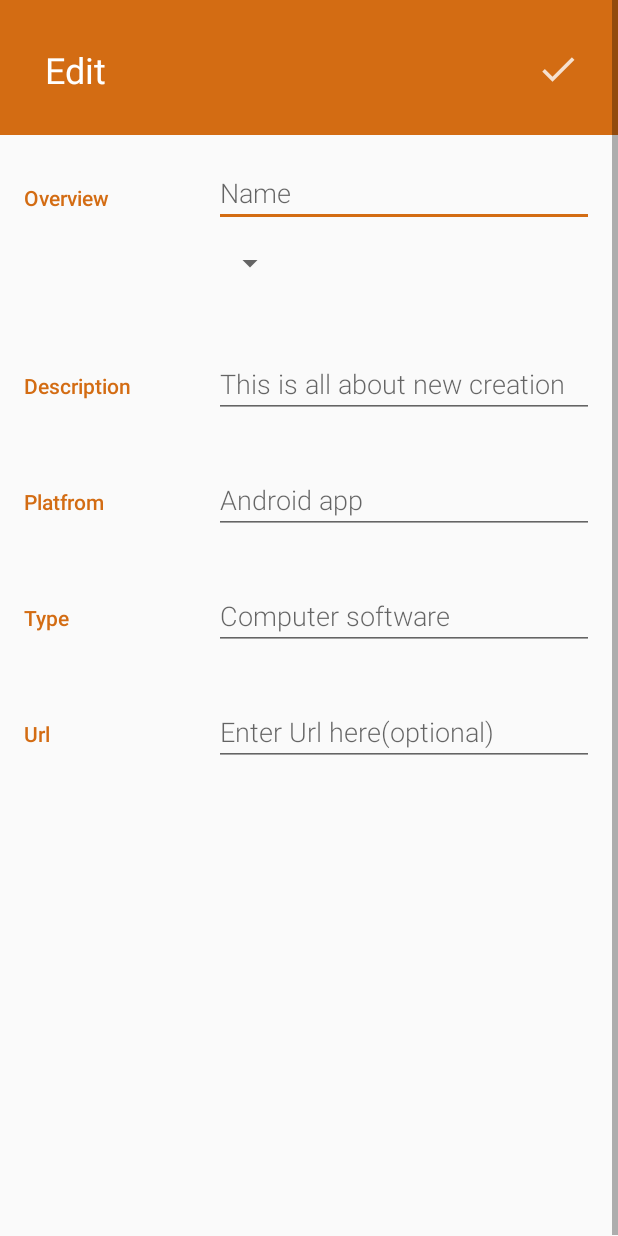
After one commit to Apurba000Biswas/The-Invention, an Android app: the EditorActivity screen opened directly, with no data from a screen before it, on a phone screen of 412 x 824 dp. The commit adds this screen. Run offline under Robolectric (Android 15) with nearby library versions, the phone set to English and light mode, and no system bars.

Commit message:
2.2 Added editor Acitvity

```diff
--- a/app/src/main/AndroidManifest.xml
+++ b/app/src/main/AndroidManifest.xml
@@ -26,7 +26,7 @@
         </activity>
 
         <activity
-            android:name=".SettingsActivity"
+            android:name=".EditorActivity"
             android:parentActivityName=".MainActivity">
             <meta-data
                 android:name="android.support.PARENT_ACTIVITY"
--- /dev/null
+++ b/app/src/main/java/com/example/apurba/theinvention/theinvention/EditorActivity.java
@@ -0,0 +1,18 @@
+package com.example.apurba.theinvention.theinvention;
+
+import android.os.Bundle;
+import android.support.annotation.Nullable;
+import android.support.v7.app.AppCompatActivity;
+
+/*
+ * Created by Apurba on 5/1/2018.
+ */
+
+public class EditorActivity extends AppCompatActivity {
+
+    @Override
+    protected void onCreate(@Nullable Bundle savedInstanceState) {
+        super.onCreate(savedInstanceState);
+        setContentView(R.layout.editor);
+    }
+}
--- a/app/src/main/java/com/example/apurba/theinvention/theinvention/InventoryDetailsActivity.java
+++ b/app/src/main/java/com/example/apurba/theinvention/theinvention/InventoryDetailsActivity.java
@@ -1,17 +1,21 @@
 package com.example.apurba.theinvention.theinvention;
 
+import android.content.ContentUris;
 import android.content.Intent;
 import android.database.Cursor;
 import android.net.Uri;
 import android.os.Bundle;
 import android.support.annotation.Nullable;
 import android.support.design.widget.CollapsingToolbarLayout;
+import android.support.design.widget.FloatingActionButton;
 import android.support.v4.app.LoaderManager;
 import android.support.v4.content.CursorLoader;
 import android.support.v4.content.Loader;
 import android.support.v7.app.AppCompatActivity;
 import android.support.v7.widget.Toolbar;
+import android.view.View;
 import android.widget.TextView;
+import android.widget.Toast;
 
 
 import com.example.apurba.theinvention.theinvention.data.InventoryContract.InventoryEntry;
@@ -36,12 +40,30 @@ public class InventoryDetailsActivity extends AppCompatActivity implements Loade
 
         mCollapsingToolBar = (CollapsingToolbarLayout) findViewById(R.id.collapse_toolbar);
 
+
+
+        setUpEditInvention();
+
         Intent intent = getIntent();
         selectedInventoryUri = intent.getData();
 
         if (selectedInventoryUri != null ){
             getSupportLoaderManager().initLoader(EXISTING_INVENTORY_LOADER, null, this);
         }
+    }
+
+    private void setUpEditInvention(){
+        FloatingActionButton editButton = findViewById(R.id.edit_invention);
+        editButton.setOnClickListener(new View.OnClickListener() {
+            @Override
+            public void onClick(View view) {
+                Toast.makeText(InventoryDetailsActivity.this, "edit clciked", Toast.LENGTH_SHORT).show();
+                Intent editorInent = new Intent(InventoryDetailsActivity.this, EditorActivity.class);
+                //Uri uri = ContentUris.withAppendedId(InventoryEntry.CONTENT_URI, id);
+                //detailsInent.setData(uri);
+                startActivity(editorInent);
+            }
+        });
     }
 
     @Override
--- a/app/src/main/res/layout/activity_main.xml
+++ b/app/src/main/res/layout/activity_main.xml
@@ -1,9 +1,9 @@
 <?xml version="1.0" encoding="utf-8"?>
-<RelativeLayout
-    xmlns:android="http://schemas.android.com/apk/res/android"
+<RelativeLayout xmlns:android="http://schemas.android.com/apk/res/android"
     xmlns:tools="http://schemas.android.com/tools"
     android:layout_width="match_parent"
     android:layout_height="match_parent"
+    xmlns:app="http://schemas.android.com/apk/res-auto"
     tools:context="com.example.apurba.theinvention.theinvention.MainActivity">
 
     <RelativeLayout
@@ -17,9 +17,7 @@
             android:layout_marginLeft="30dp"
             android:layout_width="wrap_content"
             android:layout_height="wrap_content"
-
             android:textSize="24sp"
-            android:textStyle="bold"
             android:textColor="#FFFFFF"
             android:text="The Invention"/>
 
@@ -30,7 +28,7 @@
             android:layout_width="wrap_content"
             android:layout_height="wrap_content"
             android:layout_marginTop="35dp"
-            android:src="@drawable/add_sample_data"/>
+            android:src="@drawable/fab_button"/>
 
         <ImageView
             android:id="@+id/remove_all"
@@ -41,7 +39,9 @@
             android:layout_height="wrap_content"
             android:src="@drawable/remove_all"/>
 
+
     </RelativeLayout>
+
 
     <ListView
         android:layout_below="@id/header"
--- /dev/null
+++ b/app/src/main/res/layout/editor.xml
@@ -0,0 +1,150 @@
+<?xml version="1.0" encoding="utf-8"?>
+
+<ScrollView xmlns:android="http://schemas.android.com/apk/res/android"
+    android:layout_width="match_parent"
+    android:layout_height="match_parent">
+
+    <LinearLayout xmlns:android="http://schemas.android.com/apk/res/android"
+        android:layout_width="match_parent"
+        android:layout_height="match_parent"
+        android:orientation="vertical">
+
+        <RelativeLayout
+            android:layout_width="match_parent"
+            android:layout_height="90dp"
+            android:background="@color/colorPrimary">
+
+            <TextView
+                android:id="@+id/editor_header"
+                android:layout_width="wrap_content"
+                android:layout_height="wrap_content"
+                android:layout_marginLeft="30dp"
+                android:layout_marginTop="30dp"
+                android:text="Edit"
+                android:textColor="#FFFFFF"
+                android:textSize="24sp" />
+
+            <ImageView
+                android:id="@+id/save_button"
+                android:layout_width="wrap_content"
+                android:layout_height="wrap_content"
+                android:layout_alignParentRight="true"
+                android:layout_marginRight="24dp"
+                android:layout_marginTop="30dp"
+                android:src="@drawable/save_button" />
+        </RelativeLayout>
+
+        <LinearLayout
+            android:layout_width="match_parent"
+            android:layout_height="wrap_content"
+            android:layout_margin="16dp"
+            android:orientation="horizontal">
+
+            <TextView
+                style="@style/CategoryStyle"
+                android:text="Overview" />
+
+            <LinearLayout
+                android:layout_width="0dp"
+                android:layout_height="wrap_content"
+                android:layout_weight="2"
+                android:orientation="vertical">
+
+                <EditText
+                    android:id="@+id/edit_invention_name"
+                    style="@style/EditorFieldStyle"
+                    android:hint="Name"
+                    android:inputType="textCapWords" />
+
+                <Spinner
+                    android:id="@+id/status_spinner"
+                    android:layout_width="wrap_content"
+                    android:layout_height="48dp"
+                    android:paddingRight="16dp"
+                    android:spinnerMode="dropdown">
+                </Spinner>
+            </LinearLayout>
+        </LinearLayout>
+
+        <LinearLayout
+            android:layout_width="match_parent"
+            android:layout_height="wrap_content"
+            android:layout_margin="16dp"
+            android:orientation="horizontal">
+
+            <TextView
+                style="@style/CategoryStyle"
+                android:text="Description" />
+
+            <EditText
+                android:id="@+id/edit_description"
+                style="@style/EditorFieldStyle"
+                android:layout_width="0dp"
+                android:layout_weight="2"
+                android:hint="This is all about new creation" />
+        </LinearLayout>
+
+        <LinearLayout
+            android:layout_width="match_parent"
+            android:layout_height="wrap_content"
+            android:layout_margin="16dp"
+            android:orientation="horizontal">
+
+            <TextView
+                style="@style/CategoryStyle"
+                android:text="Platfrom" />
+
+            <EditText
+                android:id="@+id/edit_platform"
+                style="@style/EditorFieldStyle"
+                android:layout_width="0dp"
+                android:layout_weight="2"
+                android:hint="Android app" />
+        </LinearLayout>
+
+        <LinearLayout
+            android:layout_width="match_parent"
+            android:layout_height="wrap_content"
+            android:layout_margin="16dp"
+            android:orientation="horizontal">
+
+            <TextView
+                style="@style/CategoryStyle"
+                android:text="Type" />
+
+            <EditText
+                android:id="@+id/edit_type"
+                style="@style/EditorFieldStyle"
+                android:layout_width="0dp"
+                android:layout_weight="2"
+                android:hint="Computer software" />
+        </LinearLayout>
+
+        <LinearLayout
+            android:layout_width="match_parent"
+            android:layout_height="wrap_content"
+            android:layout_margin="16dp"
+            android:orientation="horizontal">
+
+            <TextView
+                style="@style/CategoryStyle"
+                android:text="Url" />
+
+            <EditText
+                android:id="@+id/edit_url"
+                style="@style/EditorFieldStyle"
+                android:layout_width="0dp"
+                android:layout_weight="2"
+                android:hint="Enter Url here(optional)" />
+        </LinearLayout>
+
+        <LinearLayout
+            android:layout_width="match_parent"
+            android:orientation="vertical"
+            android:layout_height="300dp">
+
+        </LinearLayout>
+
+    </LinearLayout>
+
+</ScrollView>
--- a/app/src/main/res/layout/invention_details.xml
+++ b/app/src/main/res/layout/invention_details.xml
@@ -55,9 +55,11 @@
     </android.support.design.widget.AppBarLayout>
 
     <android.support.design.widget.FloatingActionButton
+        android:id="@+id/edit_invention"
         android:layout_width="wrap_content"
         android:layout_height="wrap_content"
         android:layout_margin="10dp"
+        android:src="@drawable/edit_invention"
         app:layout_anchor="@+id/appbar"
         app:layout_anchorGravity="bottom|right|end" />
 
--- a/app/src/main/res/values/styles.xml
+++ b/app/src/main/res/values/styles.xml
@@ -24,4 +24,23 @@
         <item name="android:background">@drawable/manu</item>
     </style>
 
+    <!-- Style for a category in the editor -->
+    <style name="CategoryStyle">
+        <item name="android:layout_height">wrap_content</item>
+        <item name="android:layout_width">0dp</item>
+        <item name="android:layout_weight">1</item>
+        <item name="android:paddingTop">16dp</item>
+        <item name="android:textColor">@color/colorAccent</item>
+        <item name="android:fontFamily">sans-serif-medium</item>
+        <item name="android:textAppearance">?android:textAppearanceSmall</item>
+    </style>
+
+    <!-- Style for an EditText field in the editor -->
+    <style name="EditorFieldStyle">
+        <item name="android:layout_height">wrap_content</item>
+        <item name="android:layout_width">match_parent</item>
+        <item name="android:fontFamily">sans-serif-light</item>
+        <item name="android:textAppearance">?android:textAppearanceMedium</item>
+    </style>
+
 </resources>
```
Also changed, not shown: app/src/main/res/drawable-hdpi/edit_invention.png (added), app/src/main/res/drawable-hdpi/save_button.png (added), app/src/main/res/drawable-mdpi/edit_invention.png (added), app/src/main/res/drawable-mdpi/save_button.png (added), app/src/main/res/drawable-xhdpi/edit_invention.png (added), app/src/main/res/drawable-xhdpi/save_button.png (added), app/src/main/res/drawable-xxhdpi/edit_invention.png (added), app/src/main/res/drawable-xxhdpi/save_button.png (added).
